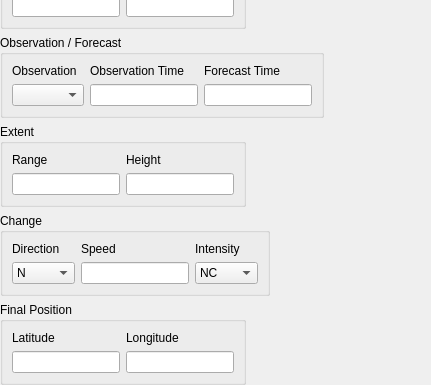
The window that tafor/components/ui/sigmet_typhoon.ui (up1and/tafor) describes before a commit, drawn with Qt 5; both pictures show x 0 to 431 and y 232 to 617 of the 431 by 617 pixel window.
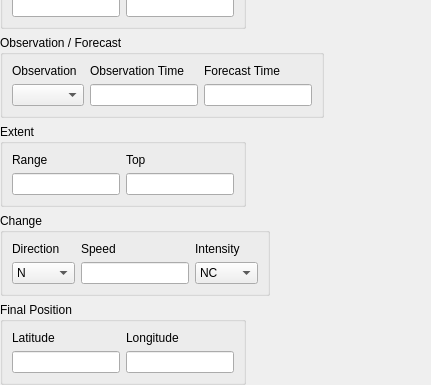
The same window after the commit.

Commit message: 修复 SIGMET 编辑器火山喷发和火山灰云切换失效的错误

```diff
--- a/tafor/components/ui/sigmet_typhoon.ui
+++ b/tafor/components/ui/sigmet_typhoon.ui
@@ -244,7 +244,7 @@
       <item row="0" column="1">
        <widget class="QLabel" name="heightLabel">
         <property name="text">
-         <string>Height</string>
+         <string>Top</string>
         </property>
         <property name="buddy">
          <cstring>height</cstring>
```
Left out of the diff: 8 changed lines with no effect on the pictures. The commit also changes 2 other files.
